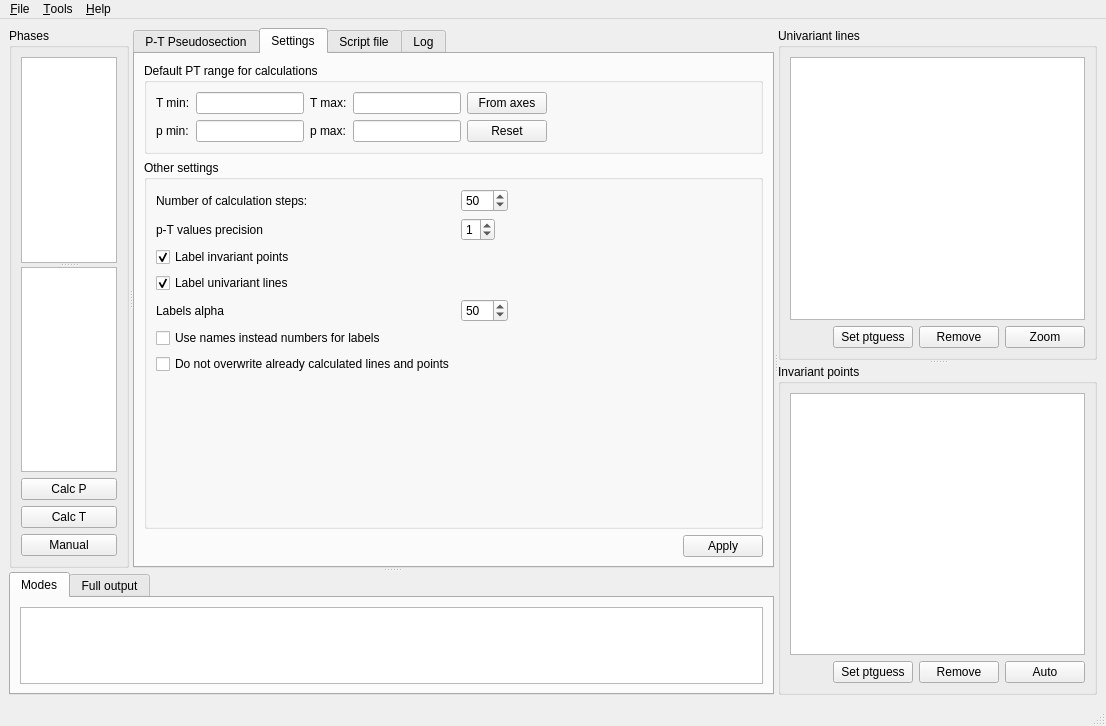
This is pypsbuilder/ui/psbuilder.ui in ondrolexa/pypsbuilder as Qt 5 draws it before an edit. The edited form follows.
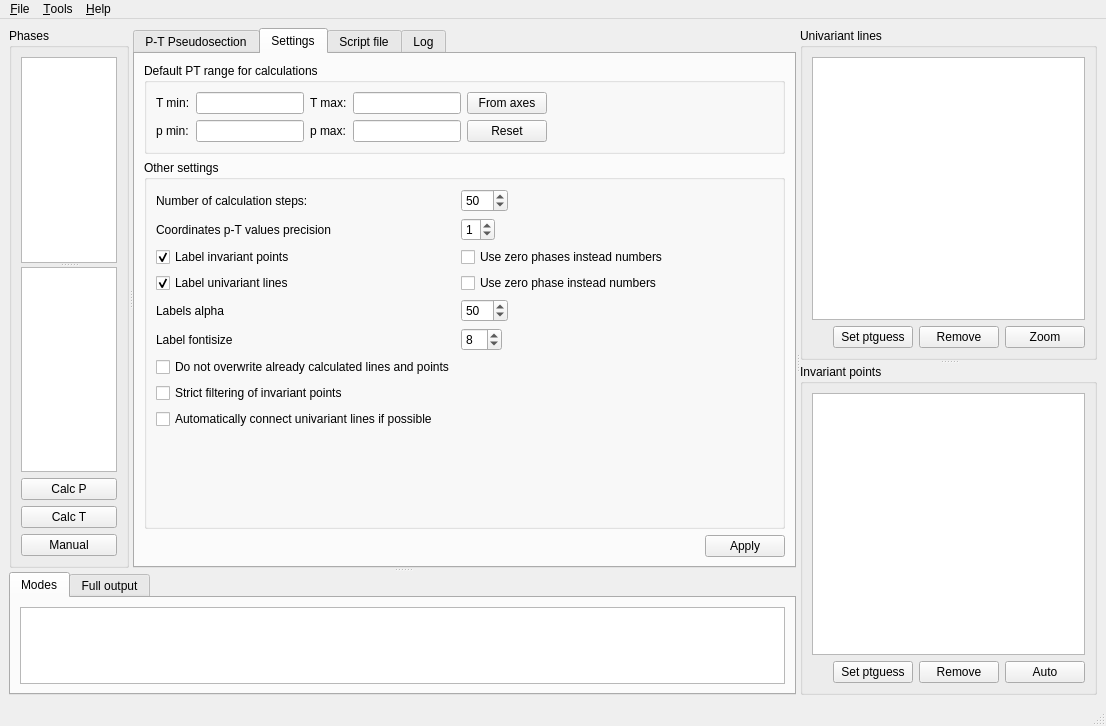
This is the edited form. The open tabs and pages were chosen to show the change.

The edit to the form file:
```diff
--- a/pypsbuilder/ui/psbuilder.ui
+++ b/pypsbuilder/ui/psbuilder.ui
@@ -360,7 +360,7 @@
               <item row="1" column="0">
                <widget class="QLabel" name="label">
                 <property name="text">
-                 <string>p-T values precision</string>
+                 <string>Coordinates p-T values precision</string>
                 </property>
                </widget>
               </item>
@@ -390,6 +390,13 @@
                 </property>
                </widget>
               </item>
+              <item row="2" column="1">
+               <widget class="QCheckBox" name="checkLabelInvText">
+                <property name="text">
+                 <string>Use zero phases instead numbers</string>
+                </property>
+               </widget>
+              </item>
               <item row="3" column="0">
                <widget class="QCheckBox" name="checkLabelUni">
                 <property name="text">
@@ -400,6 +407,13 @@
                 </property>
                </widget>
               </item>
+              <item row="3" column="1">
+               <widget class="QCheckBox" name="checkLabelUniText">
+                <property name="text">
+                 <string>Use zero phase instead numbers</string>
+                </property>
+               </widget>
+              </item>
               <item row="4" column="0">
                <widget class="QLabel" name="label_2">
                 <property name="text">
@@ -426,10 +440,32 @@
                 </property>
                </widget>
               </item>
-              <item row="5" column="0" colspan="2">
-               <widget class="QCheckBox" name="checkLabels">
+              <item row="5" column="0">
+               <widget class="QLabel" name="label_3">
                 <property name="text">
-                 <string>Use names instead numbers for labels</string>
+                 <string>Label fontisize</string>
+                </property>
+               </widget>
+              </item>
+              <item row="5" column="1">
+               <widget class="QSpinBox" name="spinFontsize">
+                <property name="sizePolicy">
+                 <sizepolicy hsizetype="Fixed" vsizetype="Fixed">
+                  <horstretch>0</horstretch>
+                  <verstretch>0</verstretch>
+                 </sizepolicy>
+                </property>
+                <property name="minimum">
+                 <number>5</number>
+                </property>
+                <property name="maximum">
+                 <number>24</number>
+                </property>
+                <property name="singleStep">
+                 <number>1</number>
+                </property>
+                <property name="value">
+                 <number>8</number>
                 </property>
                </widget>
               </item>
@@ -440,6 +476,20 @@
                 </property>
                </widget>
               </item>
+              <item row="7" column="0">
+               <widget class="QCheckBox" name="checkStrict">
+                <property name="text">
+                 <string>Strict filtering of invariant points</string>
+                </property>
+               </widget>
+              </item>
+              <item row="8" column="0">
+               <widget class="QCheckBox" name="checkAutoconnect">
+                <property name="text">
+                 <string>Automatically connect univariant lines if possible</string>
+                </property>
+               </widget>
+              </item>
              </layout>
             </widget>
            </item>
```
Left out of the diff: 4 changed lines with no effect on the pictures.
